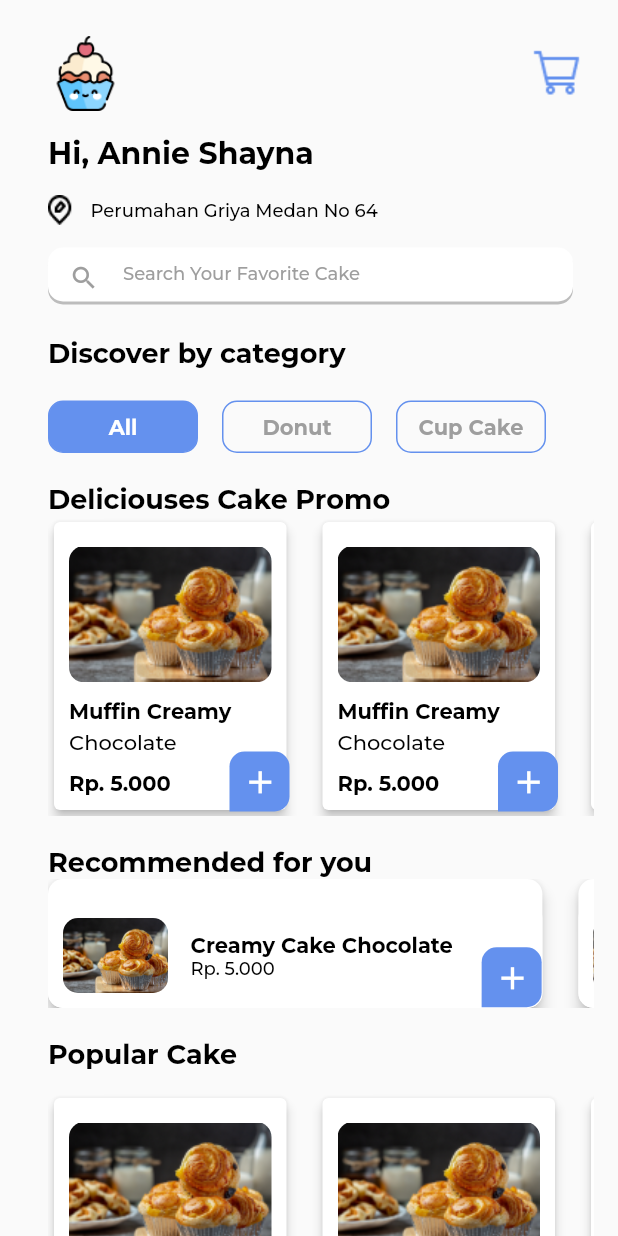
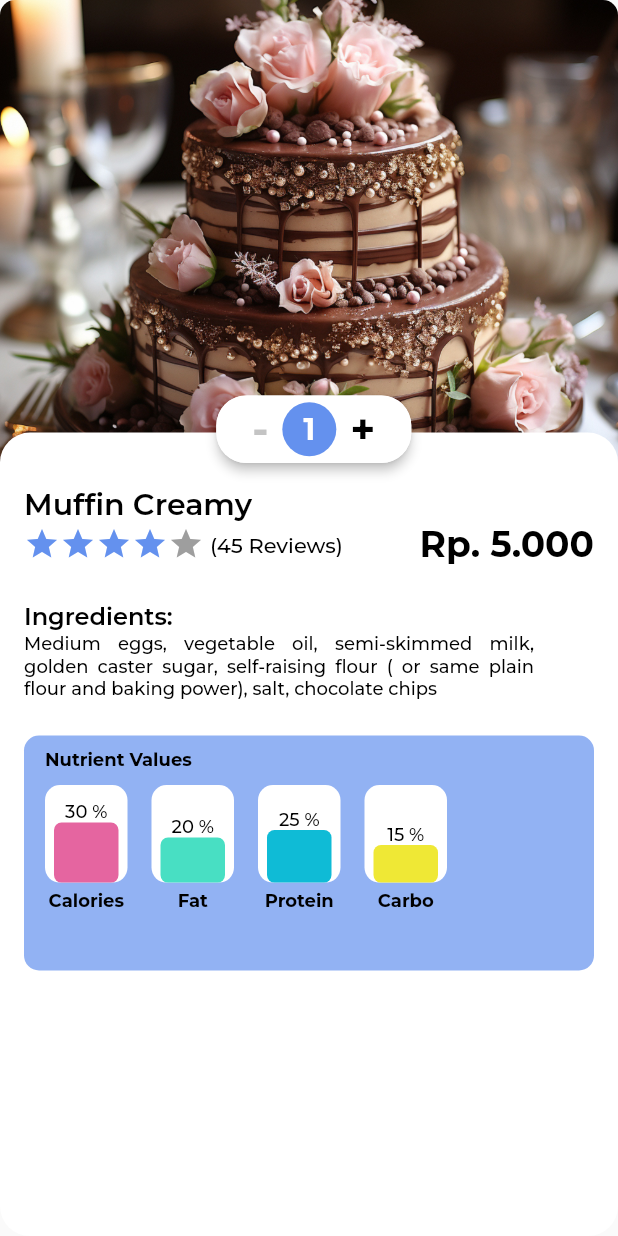
Before and after one commit to farabie/syakila_bakery_project, a Flutter app: the HomePage screen opened directly, after a tap on "Creamy Cake Chocolate", on a phone screen of 412 x 824 dp. Run offline on Flutter 3.47's test engine with Material 2 defaults, Android fonts, the light colour scheme and no system bars; project files that could hold a hidden picture were left out.

Commit message:
detail cake part 1

```diff
--- /dev/null
+++ b/lib/ui/page/detail_page.dart
@@ -0,0 +1,268 @@
+part of 'pages.dart';
+
+class DetailPage extends StatelessWidget {
+  const DetailPage({super.key});
+
+  @override
+  Widget build(BuildContext context) {
+    return Scaffold(
+      body: Stack(
+        children: <Widget>[
+          Container(
+            width: MediaQuery.of(context).size.width,
+            height: MediaQuery.of(context).size.height * 0.4,
+            decoration: BoxDecoration(
+                borderRadius: BorderRadius.circular(10),
+                image: DecorationImage(
+                  image: AssetImage('images/cake_image1.jpg'),
+                  fit: BoxFit.cover,
+                )),
+          ),
+          Align(
+            alignment: Alignment.bottomCenter,
+            child: Container(
+              width: MediaQuery.of(context).size.width,
+              height: MediaQuery.of(context).size.height * 0.65,
+              padding: const EdgeInsets.only(
+                left: 16,
+                right: 16,
+                bottom: 24,
+                top: 36,
+              ),
+              decoration: BoxDecoration(
+                color: Colors.white,
+                borderRadius: BorderRadius.circular(20),
+              ),
+              child: Column(
+                crossAxisAlignment: CrossAxisAlignment.start,
+                children: <Widget>[
+                  Row(
+                    mainAxisAlignment: MainAxisAlignment.spaceBetween,
+                    crossAxisAlignment: CrossAxisAlignment.center,
+                    children: <Widget>[
+                      Text(
+                        "Muffin Creamy",
+                        style: normalFontStyle.copyWith(
+                          fontSize: 20,
+                          fontWeight: FontWeight.w600,
+                          color: Colors.black,
+                        ),
+                      ),
+                    ],
+                  ),
+                  Row(
+                    crossAxisAlignment: CrossAxisAlignment.center,
+                    children: <Widget>[
+                      const Icon(
+                        Icons.star,
+                        size: 24,
+                        color: mainColor,
+                      ),
+                      const Icon(
+                        Icons.star,
+                        size: 24,
+                        color: mainColor,
+                      ),
+                      const Icon(
+                        Icons.star,
+                        size: 24,
+                        color: mainColor,
+                      ),
+                      const Icon(
+                        Icons.star,
+                        size: 24,
+                        color: mainColor,
+                      ),
+                      const Icon(
+                        Icons.star,
+                        size: 24,
+                        color: Colors.grey,
+                      ),
+                      const SizedBox(
+                        width: 4,
+                      ),
+                      Text(
+                        "(45 Reviews)",
+                        style: normalFontStyle.copyWith(
+                          fontSize: 14,
+                          fontWeight: FontWeight.normal,
+                          color: Colors.black,
+                        ),
+                      ),
+                      const SizedBox(
+                        width: 36,
+                      ),
+                      Expanded(
+                        child: Align(
+                          alignment: Alignment.centerRight,
+                          child: Text(
+                            "Rp. 5.000",
+                            style: normalFontStyle.copyWith(
+                              fontSize: 24,
+                              fontWeight: FontWeight.w700,
+                              color: Colors.black,
+                            ),
+                          ),
+                        ),
+                      ),
+                    ],
+                  ),
+                  const SizedBox(
+                    height: 24,
+                  ),
+                  Text(
+                    "Ingredients:",
+                    style: normalFontStyle.copyWith(
+                      fontSize: 16,
+                      fontWeight: FontWeight.w600,
+                      color: Colors.black,
+                    ),
+                  ),
+                  Container(
+                    margin: const EdgeInsets.only(
+                      right: 40,
+                    ),
+                    child: Text(
+                      "Medium eggs, vegetable oil, semi-skimmed milk, golden caster sugar, self-raising flour ( or same plain flour and baking power), salt, chocolate chips",
+                      textAlign: TextAlign.justify,
+                      style: normalFontStyle.copyWith(
+                        fontSize: 12,
+                        fontWeight: FontWeight.normal,
+                        color: Colors.black,
+                      ),
+                    ),
+                  ),
+                  const SizedBox(
+                    height: 24,
+                  ),
+                  Container(
+                    width: MediaQuery.of(context).size.width,
+                    height: MediaQuery.of(context).size.height * 0.19,
+                    padding: const EdgeInsets.only(
+                      left: 14,
+                      right: 30,
+                      top: 8,
+                      bottom: 6,
+                    ),
+                    decoration: BoxDecoration(
+                      borderRadius: BorderRadius.circular(10),
+                      color: mainColor.withOpacity(0.7),
+                    ),
+                    child: Column(
+                      crossAxisAlignment: CrossAxisAlignment.start,
+                      children: <Widget>[
+                        Text(
+                          "Nutrient Values",
+                          style: normalFontStyle.copyWith(
+                            fontSize: 12,
+                            fontWeight: FontWeight.w700,
+                            color: Colors.black,
+                          ),
+                        ),
+                        const SizedBox(
+                          height: 10,
+                        ),
+                        Row(
+                          children: <Widget>[
+                            CustomIngredient(
+                              colorNutrient: 0xffE565A0,
+                              percentNutrient: 30,
+                              nameNutrient: 'Calories',
+                            ),
+                            const SizedBox(
+                              width: 16,
+                            ),
+                            CustomIngredient(
+                              colorNutrient: 0xff48DFC3,
+                              percentNutrient: 20,
+                              nameNutrient: 'Fat',
+                            ),
+                            const SizedBox(
+                              width: 16,
+                            ),
+                            CustomIngredient(
+                              colorNutrient: 0xff0FBBD6,
+                              percentNutrient: 25,
+                              nameNutrient: 'Protein',
+                            ),
+                            const SizedBox(
+                              width: 16,
+                            ),
+                            CustomIngredient(
+                              colorNutrient: 0xffEFE835,
+                              percentNutrient: 15,
+                              nameNutrient: 'Carbo',
+                            ),
+                          ],
+                        )
+                      ],
+                    ),
+                  )
+                ],
+              ),
+            ),
+          ),
+          Positioned(
+            left: MediaQuery.of(context).size.width * 0.35,
+            top: MediaQuery.of(context).size.height * 0.32,
+            child: Material(
+              borderRadius: BorderRadius.circular(20),
+              elevation: 3,
+              child: Container(
+                width: 130,
+                height: 45,
+                padding: const EdgeInsets.only(
+                  left: 24,
+                  right: 24,
+                ),
+                decoration: BoxDecoration(
+                    shape: BoxShape.rectangle,
+                    borderRadius: BorderRadius.circular(20),
+                    color: Colors.white),
+                child: Row(
+                  mainAxisAlignment: MainAxisAlignment.spaceBetween,
+                  children: <Widget>[
+                    Text(
+                      "-",
+                      style: normalFontStyle.copyWith(
+                        fontSize: 28,
+                        fontWeight: FontWeight.w700,
+                        color: const Color(0xffC4C4C4),
+                      ),
+                    ),
+                    Container(
+                      width: 36,
+                      height: 36,
+                      decoration: BoxDecoration(
+                        shape: BoxShape.circle,
+                        color: mainColor,
+                      ),
+                      child: Center(
+                        child: Text(
+                          "1",
+                          style: normalFontStyle.copyWith(
+                            fontSize: 20,
+                            fontWeight: FontWeight.w700,
+                            color: Colors.white,
+                          ),
+                        ),
+                      ),
+                    ),
+                    Text(
+                      "+",
+                      style: normalFontStyle.copyWith(
+                        fontSize: 28,
+                        fontWeight: FontWeight.w700,
+                        color: Colors.black,
+                      ),
+                    ),
+                  ],
+                ),
+              ),
+            ),
+          ),
+        ],
+      ),
+    );
+  }
+}
--- a/lib/ui/page/home_page.dart
+++ b/lib/ui/page/home_page.dart
@@ -178,28 +178,48 @@ class HomePage extends StatelessWidget {
                       mainAxisAlignment: MainAxisAlignment.start,
                       children: [
                         CustomImageCake(
-                          imageCake: 'images/cake1.png',
+                          imageCake: 'images/cake_image1.jpg',
                           nameCake: 'Muffin Creamy',
                           typeCake: 'Chocolate',
                           priceCake: 'Rp. 5.000',
+                          onTap: () {
+                            Navigator.push(
+                              context,
+                              MaterialPageRoute(
+                                builder: (context) => DetailPage(),
+                              ),
+                            );
+                          },
                         ),
                         const SizedBox(
                           width: 16,
                         ),
                         CustomImageCake(
-                          imageCake: 'images/cake1.png',
+                          imageCake: 'images/cake_image2.jpg',
                           nameCake: 'Muffin Creamy',
                           typeCake: 'Chocolate',
                           priceCake: 'Rp. 5.000',
+                          onTap: () {},
                         ),
                         const SizedBox(
                           width: 16,
                         ),
                         CustomImageCake(
-                          imageCake: 'images/cake1.png',
+                          imageCake: 'images/cake_image4.jpg',
                           nameCake: 'Muffin Creamy',
                           typeCake: 'Chocolate',
                           priceCake: 'Rp. 5.000',
+                          onTap: () {},
+                        ),
+                        const SizedBox(
+                          width: 16,
+                        ),
+                        CustomImageCake(
+                          imageCake: 'images/cake_image5.jpg',
+                          nameCake: 'Muffin Creamy',
+                          typeCake: 'Chocolate',
+                          priceCake: 'Rp. 5.000',
+                          onTap: () {},
                         ),
                       ],
                     ),
@@ -220,7 +240,23 @@ class HomePage extends StatelessWidget {
                       mainAxisAlignment: MainAxisAlignment.start,
                       children: <Widget>[
                         CustomPromoImage(
-                          imagePromo: 'images/cake1.png',
+                          imagePromo: 'images/dessert_image1.jpg',
+                          nameCake: 'Creamy Cake Chocolate',
+                          price: 'Rp. 5.000',
+                          onTap: () {
+                            Navigator.push(
+                              context,
+                              MaterialPageRoute(
+                                builder: (context) => DetailPage(),
+                              ),
+                            );
+                          },
+                        ),
+                        const SizedBox(
+                          width: 24,
+                        ),
+                        CustomPromoImage(
+                          imagePromo: 'images/dessert_image2.jpg',
                           nameCake: 'Creamy Cake Chocolate',
                           price: 'Rp. 5.000',
                           onTap: () {},
@@ -229,16 +265,7 @@ class HomePage extends StatelessWidget {
                           width: 24,
                         ),
                         CustomPromoImage(
-                          imagePromo: 'images/cake1.png',
-                          nameCake: 'Creamy Cake Chocolate',
-                          price: 'Rp. 5.000',
-                          onTap: () {},
-                        ),
-                        const SizedBox(
-                          width: 24,
-                        ),
-                        CustomPromoImage(
-                          imagePromo: 'images/cake1.png',
+                          imagePromo: 'images/dessert_image4.jpg',
                           nameCake: 'Creamy Cake Chocolate',
                           price: 'Rp. 5.000',
                           onTap: () {},
@@ -265,28 +292,31 @@ class HomePage extends StatelessWidget {
                       mainAxisAlignment: MainAxisAlignment.start,
                       children: [
                         CustomImageCake(
-                          imageCake: 'images/cake1.png',
+                          imageCake: 'images/dessert_image2.jpg',
                           nameCake: 'Muffin Creamy',
                           typeCake: 'Chocolate',
                           priceCake: 'Rp. 5.000',
+                          onTap: () {},
                         ),
                         const SizedBox(
                           width: 16,
                         ),
                         CustomImageCake(
-                          imageCake: 'images/cake1.png',
+                          imageCake: 'images/cake_image2.jpg',
                           nameCake: 'Muffin Creamy',
                           typeCake: 'Chocolate',
                           priceCake: 'Rp. 5.000',
+                          onTap: () {},
                         ),
                         const SizedBox(
                           width: 16,
                         ),
                         CustomImageCake(
-                          imageCake: 'images/cake1.png',
+                          imageCake: 'images/dessert_image3.jpg',
                           nameCake: 'Muffin Creamy',
                           typeCake: 'Chocolate',
                           priceCake: 'Rp. 5.000',
+                          onTap: () {},
                         ),
                       ],
                     ),
--- a/lib/ui/page/pages.dart
+++ b/lib/ui/page/pages.dart
@@ -8,3 +8,4 @@ part 'splash_screen.dart';
 part 'onboarding_first.dart';
 part 'onboarding_second.dart';
 part 'home_page.dart';
+part 'detail_page.dart';
--- a/lib/ui/widget/custom_imagecake.dart
+++ b/lib/ui/widget/custom_imagecake.dart
@@ -5,19 +5,23 @@ class CustomImageCake extends StatelessWidget {
   String nameCake;
   String typeCake;
   String priceCake;
+  final void Function() onTap;
 
   CustomImageCake({
     required this.imageCake,
     required this.nameCake,
     required this.typeCake,
     required this.priceCake,
+    required this.onTap,
   });
 
   @override
   Widget build(BuildContext context) {
     return Stack(
       children: <Widget>[
-        Card(
+        GestureDetector(
+          onTap: onTap,
+          child: Card(
             elevation: 3,
             child: Container(
               margin: const EdgeInsets.only(
@@ -40,7 +44,7 @@ class CustomImageCake extends StatelessWidget {
                           image: AssetImage(
                             imageCake,
                           ),
-                        fit: BoxFit.contain,
+                          fit: BoxFit.cover,
                         )),
                   ),
                   const SizedBox(
@@ -80,6 +84,7 @@ class CustomImageCake extends StatelessWidget {
               ),
             ),
           ),
+        ),
         Positioned(
           bottom: 3,
           right: 2,
--- /dev/null
+++ b/lib/ui/widget/custom_ingredientcake.dart
@@ -0,0 +1,74 @@
+part of 'widget.dart';
+
+class CustomIngredient extends StatelessWidget {
+  int percentNutrient;
+  int colorNutrient;
+  String nameNutrient;
+
+  CustomIngredient({
+    required this.percentNutrient,
+    required this.nameNutrient,
+    required this.colorNutrient,
+  });
+
+  @override
+  Widget build(BuildContext context) {
+    double containerHeight = 0.0;
+    if (percentNutrient >= 30 && percentNutrient <= 50) {
+      containerHeight = 40.00;
+    } else if (percentNutrient == 25) {
+      containerHeight = 35.00;
+    } else if (percentNutrient >= 20 && percentNutrient < 25) {
+      containerHeight = 30.00;
+    } else if (percentNutrient >= 10 && percentNutrient < 20) {
+      containerHeight = 25.00;
+    }
+    return Column(
+      children: <Widget>[
+        Container(
+          width: 55,
+          height: 65,
+          padding: const EdgeInsets.only(
+            top: 10,
+            left: 5,
+            right: 5,
+          ),
+          decoration: BoxDecoration(
+            borderRadius: BorderRadius.circular(10),
+            color: Colors.white,
+          ),
+          child: Column(
+            mainAxisAlignment: MainAxisAlignment.end,
+            children: <Widget>[
+              Text(
+                '$percentNutrient %',
+                style: normalFontStyle.copyWith(
+                  fontSize: 12,
+                  fontWeight: FontWeight.normal,
+                ),
+              ),
+              Container(
+                width: 43,
+                height: containerHeight,
+                decoration: BoxDecoration(
+                  borderRadius: BorderRadius.circular(5),
+                  color: Color(colorNutrient),
+                ),
+              )
+            ],
+          ),
+        ),
+        const SizedBox(
+          height: 4,
+        ),
+        Text(
+          nameNutrient,
+          style: normalFontStyle.copyWith(
+            fontSize: 12,
+            fontWeight: FontWeight.w700,
+          ),
+        ),
+      ],
+    );
+  }
+}
--- a/lib/ui/widget/custom_promo_image.dart
+++ b/lib/ui/widget/custom_promo_image.dart
@@ -15,11 +15,11 @@ class CustomPromoImage extends StatelessWidget {
 
   @override
   Widget build(BuildContext context) {
-    return GestureDetector(
+    return Stack(
+      children: <Widget>[
+        GestureDetector(
           onTap: onTap,
-      child: Stack(
-        children: <Widget>[
-          Material(
+          child: Material(
             elevation: 4,
             color: Colors.white,
             borderRadius: BorderRadius.circular(10),
@@ -77,6 +77,7 @@ class CustomPromoImage extends StatelessWidget {
               ),
             ),
           ),
+        ),
         Positioned(
           bottom: 0.5,
           right: 0.5,
@@ -102,7 +103,6 @@ class CustomPromoImage extends StatelessWidget {
           ),
         ),
       ],
-      ),
     );
   }
 }
--- a/lib/ui/widget/widget.dart
+++ b/lib/ui/widget/widget.dart
@@ -6,3 +6,4 @@ part 'custom_button_big.dart';
 part 'custom_tapwidget.dart';
 part 'custom_imagecake.dart';
 part 'custom_promo_image.dart';
+part 'custom_ingredientcake.dart';
```
Also changed, not shown: images/cake_image1.jpg (added), images/cake_image2.jpg (added), images/cake_image3.jpg (added), images/cake_image4.jpg (added), images/cake_image5.jpg (added), images/dessert_image1.jpg (added), images/dessert_image2.jpg (added), images/dessert_image3.jpg (added), images/dessert_image4.jpg (added). Lines whose indentation alone changed are shown as unchanged.
